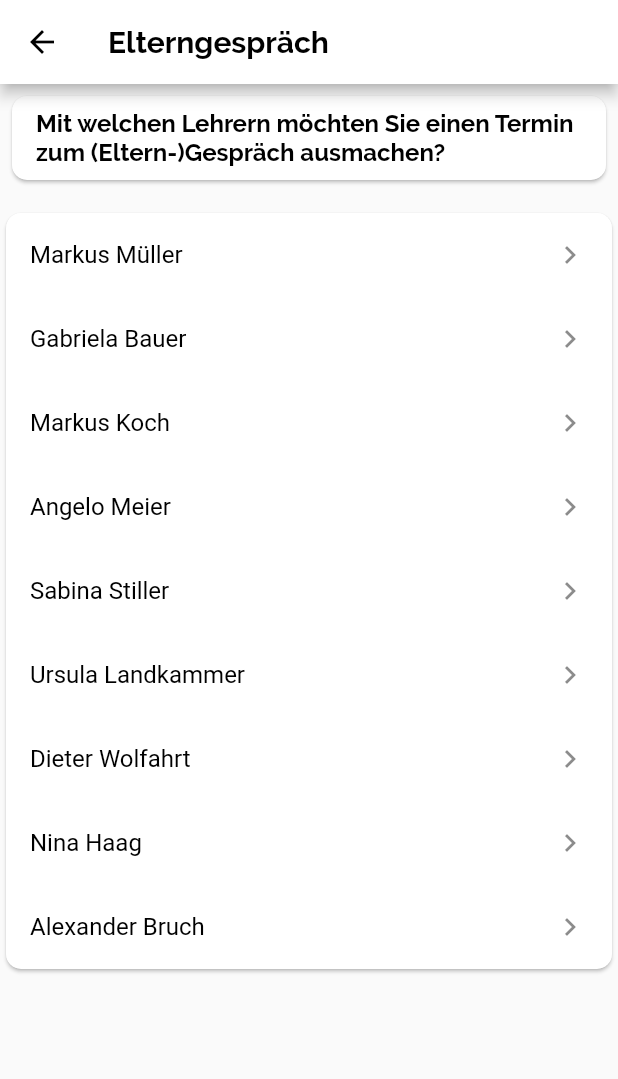
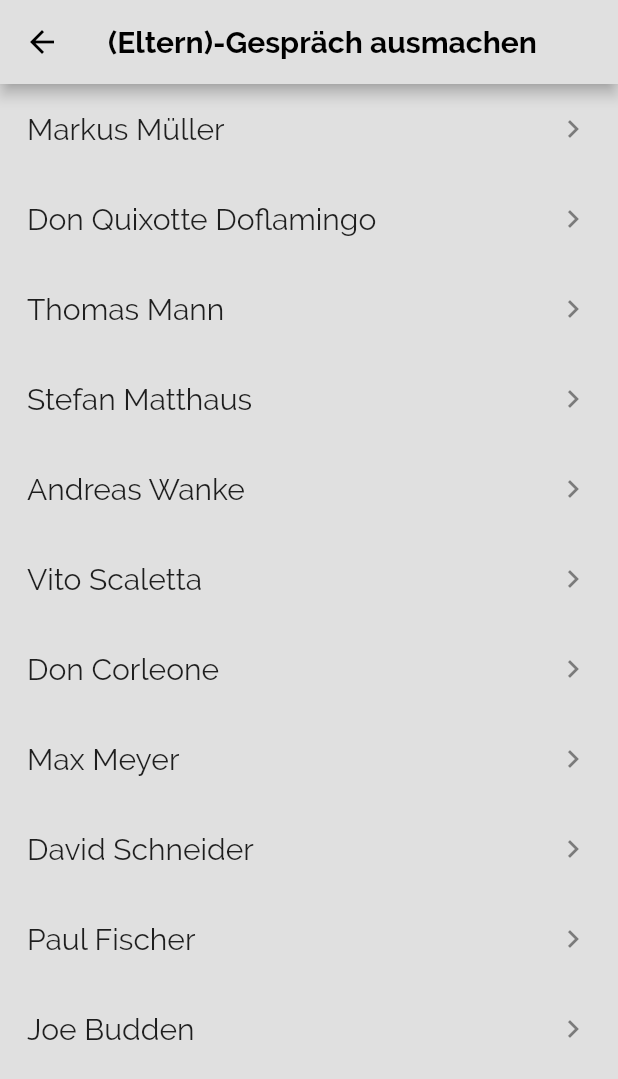
Before and after one commit to NBN98/ScHool4.0, a Flutter app: the Appointment screen opened directly, after a tap on the "arrow back" icon, on a phone screen of 412 x 824 dp. Shown: the top 1079 px of the screen. Run offline on Flutter 3.47's test engine with Material 2 defaults, Android fonts, the phone set to English and light mode, and no system bars; our stand-ins replace cached_network_image.

```diff
--- a/uiapp/lib/Elterngespraech.dart
+++ b/uiapp/lib/Elterngespraech.dart
@@ -1,4 +1,5 @@
 
+import 'package:flutter/cupertino.dart';
 import 'package:flutter/material.dart';
 import 'package:uiapp/Termin.dart';
 import './main.dart';
@@ -9,31 +10,49 @@ import 'package:cached_network_image/cached_network_image.dart';
 
 class Meeting extends StatelessWidget {
   bool iSearchung = false;
+  List<String> tasks = [
+    'Markus Müller','Don Quixotte Doflamingo','Thomas Mann','Stefan Matthaus','Andreas Wanke','Vito Scaletta','Don Corleone','Max Meyer','David Schneider','Paul Fischer','Joe Budden'
+  ];
+
   @override
   Widget build(BuildContext context) {
     return Scaffold(
+      backgroundColor: Colors.grey[300],
         appBar: AppBar(
-          backgroundColor: Colors.white,
-          title: Text('Elterngespräch', style: TextStyle(
+          backgroundColor: Colors.grey[300],
+          title: Text('(Eltern)-Gespräch ausmachen',
+            style: TextStyle(
               color: Colors.black,
               fontFamily: 'Raleway',
               fontWeight: FontWeight.w700),),    //TextField(decoration: InputDecoration(hintText: "Suche nach Lehrer/in"),)
-          leading: IconButton(icon: Icon(Icons.arrow_back), color: Colors.black, onPressed: (){
+          leading: IconButton(
+            icon: Icon(Icons.arrow_back),
+            color: Colors.black,
+            onPressed: (){
             Navigator.push(context,
               MaterialPageRoute(builder: (context) => MyApp()),
             );
           },
           ),
-
         ),
-        body: SingleChildScrollView(
-            child: Column(
+          body: ListView.builder(
+                scrollDirection: Axis.vertical,
+                itemCount: tasks.length,
+                itemBuilder: (context, i){
+                return SingleLehrer(tasks[i]);
+                },
+                )
+               );
+  }
+}
+        /*child: Column(
                 crossAxisAlignment: CrossAxisAlignment.start,
                 children: <Widget>[
                   Card(
-                      shape: RoundedRectangleBorder(borderRadius: BorderRadius.circular(10.0)),
+                      shape: RoundedRectangleBorder(
+                          borderRadius: BorderRadius.circular(10.0)),
                       margin: const EdgeInsets.all(8.0),
-                      color: Colors.white,
+                      color: Colors.grey[300],
                       child: ListTile(
                         title: Text("Mit welchen Lehrern möchten Sie einen Termin zum (Eltern-)Gespräch ausmachen?",
                           style: TextStyle(
@@ -44,11 +63,14 @@ class Meeting extends StatelessWidget {
                   ),
                   const SizedBox(height: 10.0,),
                   Card(
-                    shape: RoundedRectangleBorder(borderRadius: BorderRadius.circular(10.0)),
+                    shape: RoundedRectangleBorder(
+                        borderRadius: BorderRadius.circular(10.0)),
                     child: Column(
                       children: <Widget>[
                         ListTile(
-                          title: Text("Markus Müller", style: TextStyle(color: Colors.black),),
+                          title: Text("Markus Müller",
+                            style: TextStyle(
+                                color: Colors.black),),
                           trailing: Icon(Icons.keyboard_arrow_right),
                           onTap: (){
                             Navigator.of(context)
@@ -61,7 +83,9 @@ class Meeting extends StatelessWidget {
 
                         ),
                         ListTile(
-                          title: Text("Gabriela Bauer", style: TextStyle(color: Colors.black),),
+                          title: Text("Gabriela Bauer",
+                            style: TextStyle(
+                                color: Colors.black),),
                           trailing: Icon(Icons.keyboard_arrow_right),
                           onTap: (){
                             Navigator.of(context)
@@ -74,7 +98,9 @@ class Meeting extends StatelessWidget {
 
                         ),
                         ListTile(
-                          title: Text("Markus Koch", style: TextStyle(color: Colors.black),),
+                          title: Text("Markus Koch",
+                            style: TextStyle(
+                                color: Colors.black),),
                           trailing: Icon(Icons.keyboard_arrow_right),
                           onTap: (){
                             Navigator.of(context)
@@ -172,6 +198,34 @@ class Meeting extends StatelessWidget {
         )
       //padding:  EdgeInsets.all(25.0),
       //child: Text('Persönliches', style: TextStyle(fontSize: 25.0),),
+    );*/
+
+class SingleLehrer extends StatelessWidget {
+  final String title;
+  const SingleLehrer(this.title);
+  @override
+  Widget build(BuildContext context) {
+    return Container(
+      padding: EdgeInsets.symmetric(
+          horizontal: 18),
+      child:
+      ListTile(
+        contentPadding: EdgeInsets.symmetric(vertical: 2.0),
+        //leading: Checkbox(value: false,),
+        title: Text(title,
+          style: TextStyle(
+              fontSize: 20,
+              fontFamily: 'Raleway'),
+        ),
+        trailing: Icon(Icons.keyboard_arrow_right),
+          onTap: () {
+            Navigator.of(context)
+                .push(MaterialPageRoute(
+                builder: (context) => Appointment()
+            )
+            );
+          }
+      ),
     );
   }
 }
--- a/uiapp/lib/Persoenliches.dart
+++ b/uiapp/lib/Persoenliches.dart
@@ -6,8 +6,9 @@ class Personal extends StatelessWidget {
   @override
   Widget build(BuildContext context) {
     return Scaffold(
+      backgroundColor: Colors.grey[300],
         appBar: AppBar(
-          backgroundColor: Colors.white,
+          backgroundColor: Colors.grey[300],
           title: Text(
             'Persönliches',
             style: TextStyle(
@@ -34,7 +35,7 @@ class Personal extends StatelessWidget {
                   shape: RoundedRectangleBorder(
                       borderRadius: BorderRadius.circular(10.0)),
                   margin: const EdgeInsets.all(15.0),
-                  color: Colors.white,
+                  color: Colors.grey[300],
                   child: ListTile(
                     title: Text(
                       "Max Mustermann\nKlasse 11a\nAsam-Gymnasium München",
@@ -51,6 +52,7 @@ class Personal extends StatelessWidget {
                 height: 10.0,
               ),
               Card(
+                  color: Colors.grey[300],
                   shape: RoundedRectangleBorder(
                       borderRadius: BorderRadius.circular(10.0)),
                   child: Column(
--- a/uiapp/lib/Speisekarte.dart
+++ b/uiapp/lib/Speisekarte.dart
@@ -5,8 +5,9 @@ class Food extends StatelessWidget {
   @override
   Widget build(BuildContext context) {
     return Scaffold(
+      backgroundColor: Colors.grey[300],
         appBar: AppBar(
-          backgroundColor: Colors.white,
+          backgroundColor: Colors.grey[300],
           title: Text('Speisekarte', style: TextStyle(color: Colors.black),),
           leading: IconButton(icon: Icon(Icons.arrow_back), color: Colors.black, onPressed: (){
             Navigator.push(context,
@@ -22,7 +23,7 @@ class Food extends StatelessWidget {
                   Card(
                       shape: RoundedRectangleBorder(borderRadius: BorderRadius.circular(10.0)),
                       margin: const EdgeInsets.all(8.0),
-                      color: Colors.white,
+                      color: Colors.grey[300],
                       child: ListTile(
                         title: Text("Hier Speisekarte", style: TextStyle(color: Colors.black, fontWeight:  FontWeight.w500),),
                       )
--- a/uiapp/lib/Startseite.dart
+++ b/uiapp/lib/Startseite.dart
@@ -4,12 +4,13 @@ class HomePage extends StatelessWidget {
   @override
   Widget build(BuildContext context) {
     return Container(
+      color: Colors.grey[300],
       padding:  EdgeInsets.all(25.0),
       child: Center(
         child: Text('Startseite',
           textAlign: TextAlign.start,
           style: TextStyle(
-              fontSize: 36.0,
+              fontSize: 48.0,
               fontFamily: 'Raleway',
               fontWeight: FontWeight.w600),
         ),
--- a/uiapp/lib/Termin.dart
+++ b/uiapp/lib/Termin.dart
@@ -5,14 +5,18 @@ class Appointment extends StatelessWidget {
   @override
   Widget build(BuildContext context) {
     return Scaffold(
+      backgroundColor: Colors.grey[300],
         appBar: AppBar(
-          backgroundColor: Colors.white,
+          backgroundColor: Colors.grey[300],
           title: Text('Termin buchen',
             style: TextStyle(
                 color: Colors.black,
                 fontFamily: 'Raleway',
                 fontWeight: FontWeight.w600),),
-          leading: IconButton(icon: Icon(Icons.arrow_back), color: Colors.black, onPressed: (){
+          leading: IconButton(
+            icon: Icon(Icons.arrow_back),
+            color: Colors.black,
+            onPressed: (){
             Navigator.push(context,
               MaterialPageRoute(builder: (context) => Meeting()),
             );
@@ -26,7 +30,7 @@ class Appointment extends StatelessWidget {
               Container(
                 padding: EdgeInsets.all(5),
                 decoration: BoxDecoration(
-                  color: Colors.grey,
+                  color: Colors.grey[100],
                   borderRadius: BorderRadius.circular(10)
                 ),
                 child: Column(
@@ -34,7 +38,7 @@ class Appointment extends StatelessWidget {
                     Container(
                       padding: EdgeInsets.all(50),   //8
                       decoration: BoxDecoration(
-                        border: Border(bottom: BorderSide(color: Colors.grey[100]))
+                        border: Border(bottom: BorderSide(color: Colors.lightBlue))
                       ),
                       child: TextField(
                         keyboardType: TextInputType.multiline,
@@ -45,7 +49,7 @@ class Appointment extends StatelessWidget {
                           hintStyle: TextStyle(
                               color: Colors.grey[400],
                               fontFamily: 'Raleway',
-                              fontWeight: FontWeight.w400)
+                              fontWeight: FontWeight.w600,)
                         ),
                       )
                     ),
@@ -54,8 +58,10 @@ class Appointment extends StatelessWidget {
                       child: Text('Nachricht versenden',
                           style: TextStyle(
                               fontFamily: 'Raleway',
-                              fontWeight: FontWeight.w600)),
-                      color: Colors.grey[200]
+                              fontWeight: FontWeight.w600,
+                              color: Colors.white)
+                          ),
+                              color: Colors.lightBlue
                     ),
                   ],
                 ),
--- a/uiapp/lib/ToDo.dart
+++ b/uiapp/lib/ToDo.dart
@@ -1,21 +1,111 @@
 import 'package:flutter/material.dart';
 import './main.dart';
 
-class ToDO extends StatelessWidget {
+class ToDO extends StatefulWidget {
+  @override
+  _ToDOState createState() => _ToDOState();
+}
+
+class _ToDOState extends State<ToDO> {
+  List<String> tasks = [
+    'Mathe S.2','Englisch AB3','HSU S.20','Englisch AB4','Geschichte S.20','Goethe Faust'
+  ];
+  void addItem(String item){
+    setState(() {
+      tasks.add(item);
+    });
+  }
+
+  void newEntry(){
+    showDialog<AlertDialog>(
+        context: context,
+        builder: (BuildContext context){
+          return AlertDialog(
+            content: TextField(
+              onSubmitted: addItem,
+            ),
+          );
+        });
+  }
   @override
   Widget build(BuildContext context) {
     return Scaffold(
+        backgroundColor: Colors.grey[300],
         appBar: AppBar(
-          backgroundColor: Colors.white,
-          title: Text('ToDo', style: TextStyle(color: Colors.black),),
-          leading: IconButton(icon: Icon(Icons.arrow_back), color: Colors.black, onPressed: (){
+          backgroundColor: Colors.grey[300],
+          title: Text('Aufgaben',
+            style: TextStyle(
+                color: Colors.black,
+                fontFamily: 'Raleway',
+                fontWeight: FontWeight.w600),),
+          leading: IconButton(
+            icon: Icon(Icons.arrow_back),
+            color: Colors.black,
+            onPressed: (){
+              Navigator.push(context,
+                MaterialPageRoute(builder: (context) => MyApp()),
+              );
+            },
+          ),
+        ),
+        body: ListView.builder(
+          scrollDirection: Axis.vertical,
+          itemCount: tasks.length,
+          itemBuilder: (context, i){
+            return SingleToDo(tasks[i]);
+          },
+        ),
+        floatingActionButton: FloatingActionButton(
+          onPressed: newEntry,
+          child: Icon(Icons.add, color: Colors.white,),
+          backgroundColor: Colors.lightBlue,
+    ),
+    );
+  }
+}
+
+
+/*class ToDO extends StatelessWidget {
+  final List<String> tasks = [
+    'Mathe S.2','Daiko Might','Französisch S.14','Deutsch S.23','Englisch AB3','HSU S.20','Englisch AB4','Geschichte S.20','Goethe Faust'
+  ];
+  @override
+  Widget build(BuildContext context) {
+    return Scaffold(
+      //backgroundColor: Colors.grey[300],
+        appBar: AppBar(
+          backgroundColor: Colors.grey[300],
+          title: Text('Aufgaben',
+            style: TextStyle(
+                color: Colors.black,
+                fontFamily: 'Raleway',
+                fontWeight: FontWeight.w600),),
+          leading: IconButton(
+            icon: Icon(Icons.arrow_back),
+            color: Colors.black,
+            onPressed: (){
             Navigator.push(context,
               MaterialPageRoute(builder: (context) => MyApp()),
             );
           },
           ),
         ),
-        body: SingleChildScrollView(
+        body: ListView.builder(
+          scrollDirection: Axis.vertical,
+          itemCount: tasks.length,
+          itemBuilder: (context, i){
+            return new SingleToDo(tasks[i]);
+          },
+        )
+    );
+  }
+}*/
+
+/*children: <Widget>[
+            const SizedBox(height: 10),
+            SingleToDo("Mathe S.22/3"),
+            SingleToDo("Deutsch S.20"),*/
+/*SingleChildScrollView(
             child: Column(
                 crossAxisAlignment: CrossAxisAlignment.start,
                 children: <Widget>[
@@ -24,16 +114,32 @@ class ToDO extends StatelessWidget {
                       margin: const EdgeInsets.all(8.0),
                       color: Colors.white,
                       child: ListTile(
-                        title: Text("Hier hausaufgaben", style: TextStyle(color: Colors.black, fontWeight:  FontWeight.w500),),
+                        title: Text("Hier hausaufgaben",
+                          style: TextStyle(
+                              color: Colors.black,
+                              fontFamily: 'Raleway',),),
                       )
                   ),
-                  const SizedBox(height: 10.0,),
-
-                ]
-            )
-        )
-      //padding:  EdgeInsets.all(25.0),
-      //child: Text('Persönliches', style: TextStyle(fontSize: 25.0),),
+                 */
+class SingleToDo extends StatelessWidget {
+  final String title;
+  const SingleToDo(this.title);
+  @override
+  Widget build(BuildContext context) {
+    return Container(
+      padding: EdgeInsets.symmetric(
+        horizontal: 18),
+      child:
+      ListTile(
+        contentPadding: EdgeInsets.symmetric(vertical: 2.0),
+        leading: Checkbox(value: false,),
+        title: Text(title,
+          style: TextStyle(
+              fontSize: 20,
+              fontFamily: 'Raleway'),
+        ),
+        trailing: Icon(Icons.delete_outline),
+      ),
     );
   }
 }
--- a/uiapp/lib/main.dart
+++ b/uiapp/lib/main.dart
@@ -51,6 +51,7 @@ class MyAppState extends State<MyApp>{
                 )),),
         body: _pageOptions[_selectedPage],
         bottomNavigationBar: BottomNavigationBar(
+          backgroundColor: Colors.grey[300],
           type: BottomNavigationBarType.fixed,
           currentIndex: _selectedPage,
           onTap: (int index) {
```
Also changed, not shown: uiapp/lib/Stundenplan.dart (+18 -6 lines), 1 other file.
